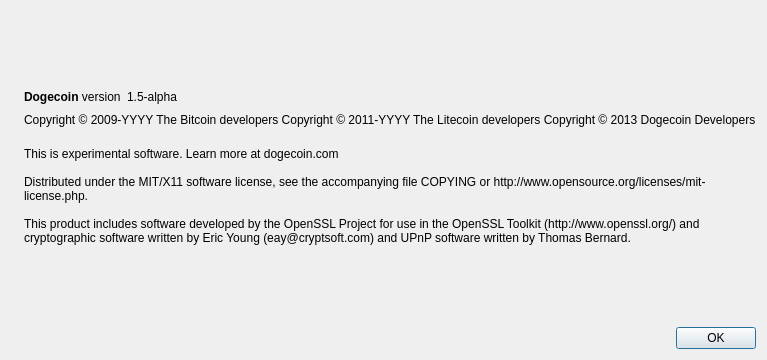
Above: src/qt/forms/aboutdialog.ui from Cryptotest/Cryptotest before the change. Below: the same form after it.
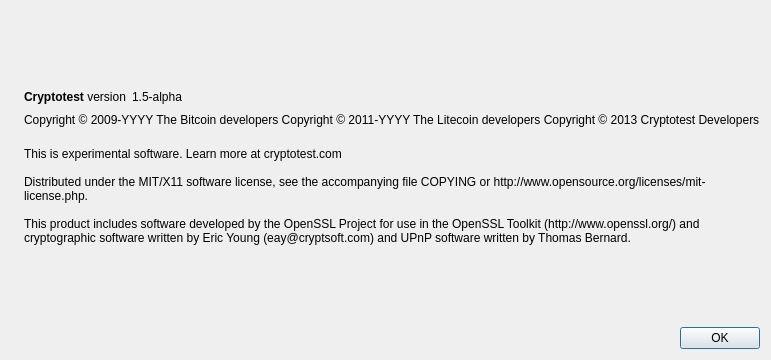
That is the form after the change. Icons and pictures are not drawn.

What changed in the file:
```diff
--- a/src/qt/forms/aboutdialog.ui
+++ b/src/qt/forms/aboutdialog.ui
@@ -50,7 +50,7 @@
           <cursorShape>IBeamCursor</cursorShape>
          </property>
          <property name="text">
-          <string>&lt;b&gt;Dogecoin&lt;/b&gt; version</string>
+          <string>&lt;b&gt;Cryptotest&lt;/b&gt; version</string>
          </property>
          <property name="textInteractionFlags">
           <set>Qt::LinksAccessibleByMouse|Qt::TextSelectableByKeyboard|Qt::TextSelectableByMouse</set>
@@ -93,7 +93,7 @@
        <property name="text">
         <string notr="true">Copyright &amp;copy; 2009-YYYY The Bitcoin developers
 Copyright &amp;copy; 2011-YYYY The Litecoin developers
-Copyright &amp;copy; 2013 Dogecoin Developers</string>
+Copyright &amp;copy; 2013 Cryptotest Developers</string>
        </property>
        <property name="textFormat">
         <enum>Qt::RichText</enum>
@@ -110,7 +110,7 @@
        </property>
        <property name="text">
         <string>
-This is experimental software. Learn more at dogecoin.com
+This is experimental software. Learn more at cryptotest.com
 
 Distributed under the MIT/X11 software license, see the accompanying file COPYING or http://www.opensource.org/licenses/mit-license.php.
 
```
Left out of the diff: 2 changed lines with no effect on the pictures.
